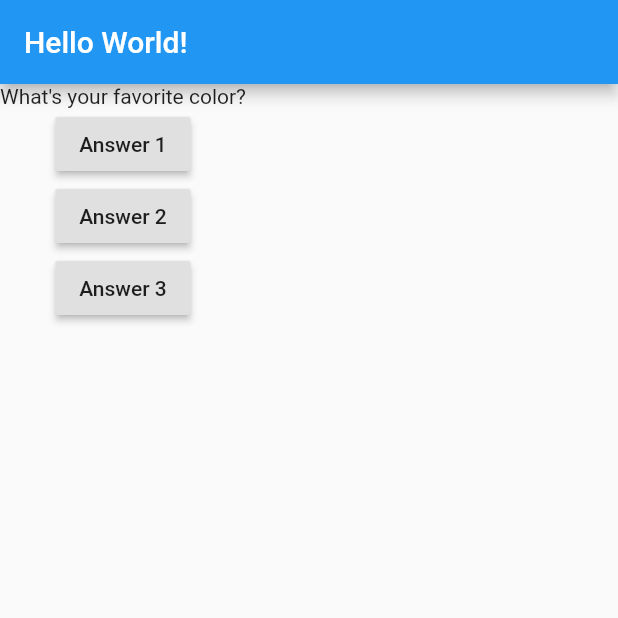
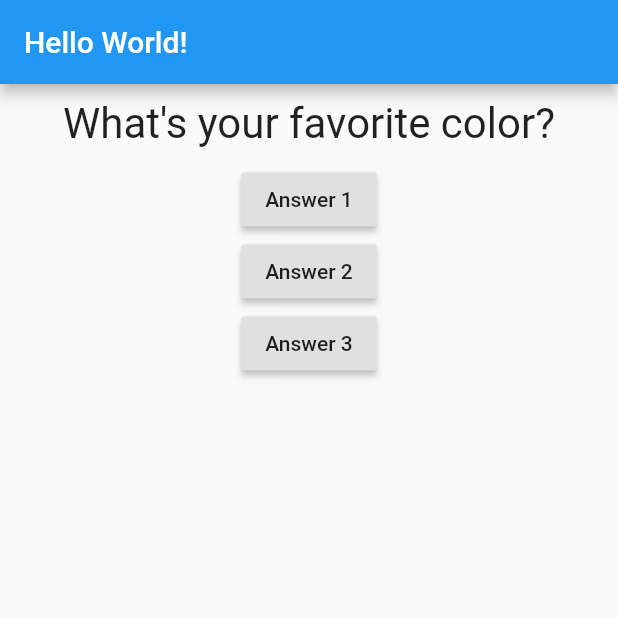
Before and after one commit to daboyyy/flutter-quiz-app, a Flutter app: the screen it shows after launch, on a phone screen of 412 x 824 dp, the top half of it. Run offline on Flutter 3.47's test engine with Material 2 defaults, Android fonts, the phone set to English and light mode, and no system bars.

```diff
--- a/lib/main.dart
+++ b/lib/main.dart
@@ -1,4 +1,6 @@
 import 'package:flutter/material.dart';
+
+import './question.dart';
 void main() => runApp(MyApp());
 
 class MyApp extends StatefulWidget {
@@ -31,7 +33,9 @@ class MyAppState extends State<MyApp> {
       ),
       body: Column(
         children: [
-          Text(questions[questionIndex]),
+          Question(
+            questions[questionIndex]
+          ),
           RaisedButton(
             child: Text('Answer 1'),
             onPressed: answerQuestion
--- /dev/null
+++ b/lib/question.dart
@@ -0,0 +1,20 @@
+import 'package:flutter/material.dart';
+
+class Question extends StatelessWidget {
+  final String questionText;
+
+  Question(this.questionText);
+
+  @override
+  Widget build(BuildContext context) {
+    return Container(
+      width: double.infinity,
+      margin: EdgeInsets.all(10),
+      child: Text(
+        questionText,
+        style: TextStyle(fontSize: 28),
+        textAlign: TextAlign.center,
+      ),
+    );
+  }
+}
```
